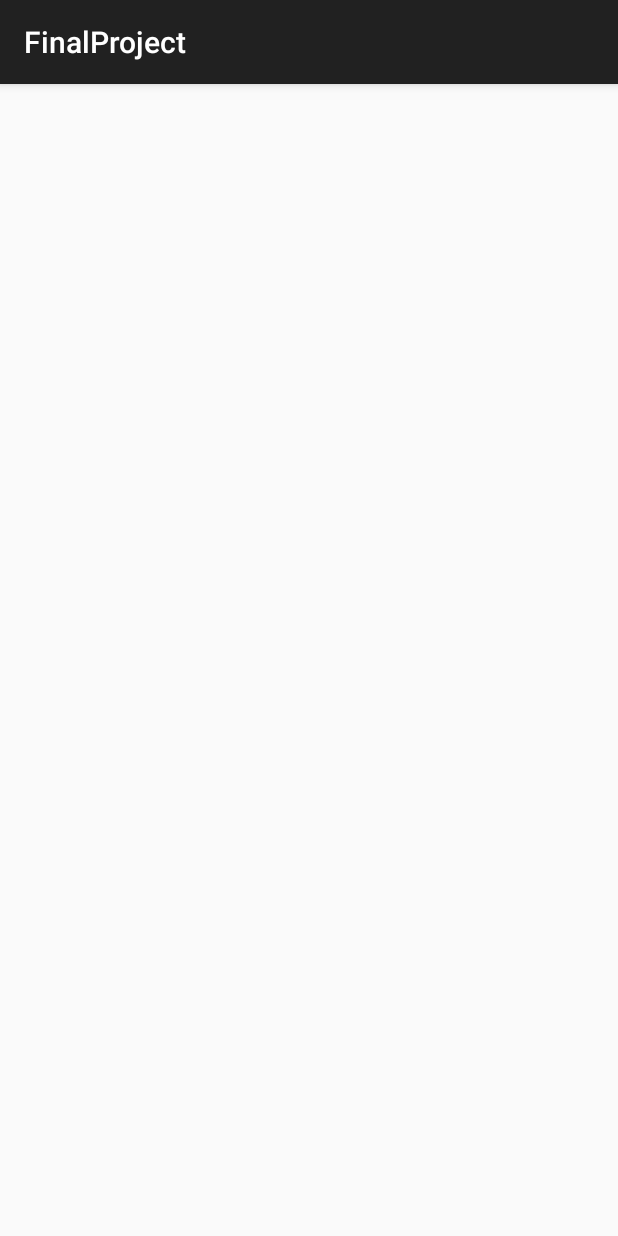
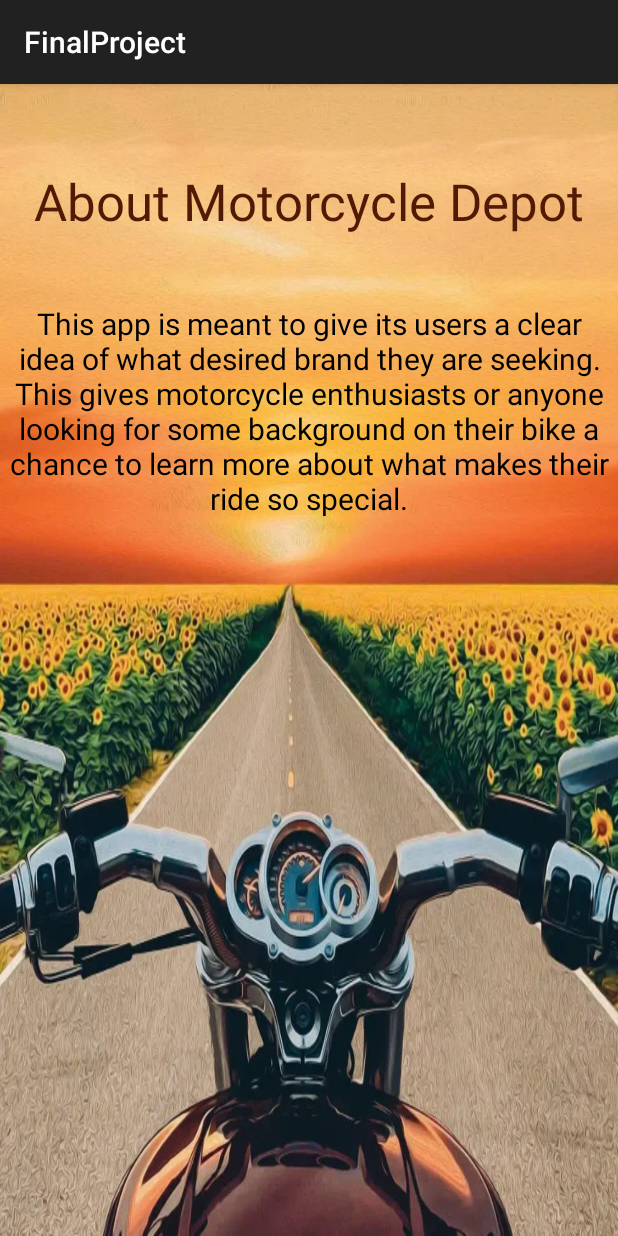
Before and after one commit to BD103875/FinalProject, an Android app: the AboutFragment screen opened through its navigation route, on a phone screen of 412 x 824 dp. Run offline under Robolectric (Android 15) with nearby library versions, the phone set to English and light mode, and no system bars; our stand-ins replace navigation-ui.

```diff
--- a/app/src/main/res/layout/fragment_about.xml
+++ b/app/src/main/res/layout/fragment_about.xml
@@ -1,11 +1,36 @@
 <?xml version="1.0" encoding="utf-8"?>
 <androidx.constraintlayout.widget.ConstraintLayout xmlns:android="http://schemas.android.com/apk/res/android"
+    xmlns:app="http://schemas.android.com/apk/res-auto"
     xmlns:tools="http://schemas.android.com/tools"
     android:layout_width="match_parent"
     android:layout_height="match_parent"
     tools:context=".AboutFragment"
-    android:id="@+id/aboutFragment">
+    android:id="@+id/aboutFragment"
+    android:background="@drawable/aboutbackground">
 
 
+    <TextView
+        android:id="@+id/aboutMotorcycleDepotText"
+        android:layout_width="wrap_content"
+        android:layout_height="wrap_content"
+        android:layout_marginTop="55dp"
+        android:text="@string/about_motorcycle_depot"
+        android:textColor="#511A04"
+        android:textSize="34sp"
+        app:layout_constraintEnd_toEndOf="parent"
+        app:layout_constraintStart_toStartOf="parent"
+        app:layout_constraintTop_toTopOf="parent" />
 
+    <TextView
+        android:id="@+id/missionStatementText"
+        android:layout_width="wrap_content"
+        android:layout_height="wrap_content"
+        android:layout_marginTop="45dp"
+        android:gravity="center"
+        android:text="@string/this_app_is_meant_to_give_its_users_a_clear_idea_of_what_desired_brand_they_are_seeking_this_gives_motorcycle_enthusiasts_or_anyone_looking_for_some_background_on_their_bike_a_chance_to_learn_more_about_what_makes_their_ride_so_special"
+        android:textColor="#000000"
+        android:textSize="20sp"
+        app:layout_constraintEnd_toEndOf="@+id/aboutMotorcycleDepotText"
+        app:layout_constraintStart_toStartOf="@+id/aboutMotorcycleDepotText"
+        app:layout_constraintTop_toBottomOf="@+id/aboutMotorcycleDepotText" />
 </androidx.constraintlayout.widget.ConstraintLayout>
--- a/app/src/main/res/values/strings.xml
+++ b/app/src/main/res/values/strings.xml
@@ -11,4 +11,6 @@
     <string name="search">Search</string>
     <string name="promptUser">Please enter a make</string>
     <string name="enterValidMakeToast">Enter a valid make!</string>
+    <string name="about_motorcycle_depot">About Motorcycle Depot</string>
+    <string name="this_app_is_meant_to_give_its_users_a_clear_idea_of_what_desired_brand_they_are_seeking_this_gives_motorcycle_enthusiasts_or_anyone_looking_for_some_background_on_their_bike_a_chance_to_learn_more_about_what_makes_their_ride_so_special">This app is meant to give its users a clear idea of what desired brand they are seeking. This gives motorcycle enthusiasts or anyone looking for some background on their bike a chance to learn more about what makes their ride so special.</string>
 </resources>
```
Also changed, not shown: app/src/main/res/drawable/aboutbackground.jpg (added).
